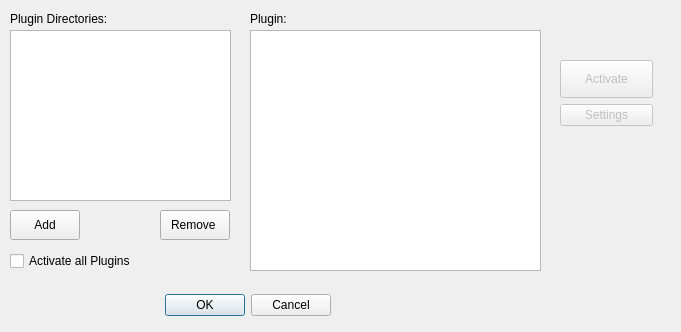
Above: source/VIEW/DIALOGS/pluginDialog.ui from BALL-Project/ball before the change. Below: the same form after it.
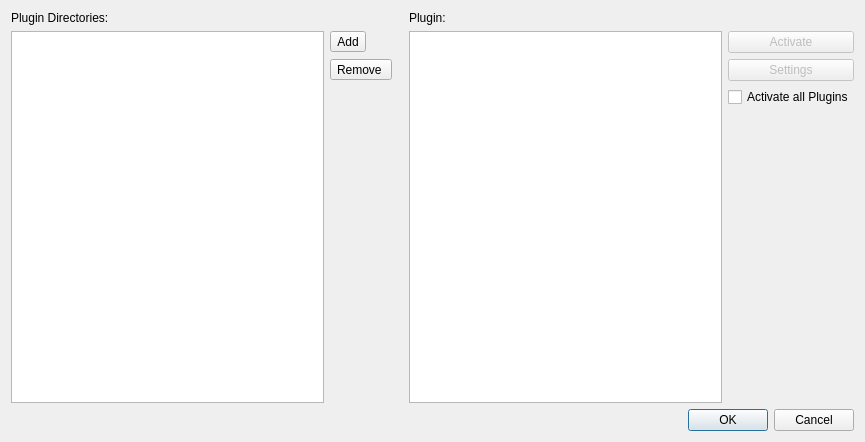
That is the form after the change. Icons and pictures are not drawn.

Commit message: Make the PluginDialog more pleasing

Diff of the .ui file:
```diff
--- a/source/VIEW/DIALOGS/pluginDialog.ui
+++ b/source/VIEW/DIALOGS/pluginDialog.ui
@@ -6,174 +6,131 @@
    <rect>
     <x>0</x>
     <y>0</y>
-    <width>681</width>
-    <height>332</height>
+    <width>865</width>
+    <height>442</height>
    </rect>
   </property>
   <property name="windowTitle">
    <string>Configure Plugins</string>
   </property>
-  <widget class="QDialogButtonBox" name="buttonBox">
-   <property name="geometry">
-    <rect>
-     <x>140</x>
-     <y>290</y>
-     <width>191</width>
-     <height>31</height>
-    </rect>
-   </property>
-   <property name="standardButtons">
-    <set>QDialogButtonBox::Cancel|QDialogButtonBox::Ok</set>
-   </property>
-  </widget>
-  <widget class="QLabel" name="label">
-   <property name="geometry">
-    <rect>
-     <x>10</x>
-     <y>10</y>
-     <width>131</width>
-     <height>18</height>
-    </rect>
-   </property>
-   <property name="text">
-    <string>Plugin Directories:</string>
-   </property>
-  </widget>
-  <widget class="QLabel" name="label_2">
-   <property name="geometry">
-    <rect>
-     <x>250</x>
-     <y>10</y>
-     <width>131</width>
-     <height>18</height>
-    </rect>
-   </property>
-   <property name="text">
-    <string>Plugin:</string>
-   </property>
-  </widget>
-  <widget class="QPushButton" name="plugin_dir_button_add">
-   <property name="enabled">
-    <bool>true</bool>
-   </property>
-   <property name="geometry">
-    <rect>
-     <x>10</x>
-     <y>210</y>
-     <width>70</width>
-     <height>30</height>
-    </rect>
-   </property>
-   <property name="sizePolicy">
-    <sizepolicy hsizetype="Minimum" vsizetype="Minimum">
-     <horstretch>0</horstretch>
-     <verstretch>0</verstretch>
-    </sizepolicy>
-   </property>
-   <property name="text">
-    <string>Add</string>
-   </property>
-   <property name="checkable">
-    <bool>false</bool>
-   </property>
-  </widget>
-  <widget class="QPushButton" name="plugin_dir_button_remove">
-   <property name="enabled">
-    <bool>true</bool>
-   </property>
-   <property name="geometry">
-    <rect>
-     <x>160</x>
-     <y>210</y>
-     <width>70</width>
-     <height>30</height>
-    </rect>
-   </property>
-   <property name="sizePolicy">
-    <sizepolicy hsizetype="Minimum" vsizetype="Minimum">
-     <horstretch>0</horstretch>
-     <verstretch>0</verstretch>
-    </sizepolicy>
-   </property>
-   <property name="text">
-    <string>Remove </string>
-   </property>
-  </widget>
-  <widget class="QListView" name="plugin_view">
-   <property name="geometry">
-    <rect>
-     <x>250</x>
-     <y>30</y>
-     <width>291</width>
-     <height>241</height>
-    </rect>
-   </property>
-  </widget>
-  <widget class="QListWidget" name="plugin_directories_view">
-   <property name="geometry">
-    <rect>
-     <x>10</x>
-     <y>30</y>
-     <width>221</width>
-     <height>171</height>
-    </rect>
-   </property>
-  </widget>
-  <widget class="QCheckBox" name="activate_all_plugins_check_box">
-   <property name="geometry">
-    <rect>
-     <x>10</x>
-     <y>250</y>
-     <width>141</width>
-     <height>22</height>
-    </rect>
-   </property>
-   <property name="text">
-    <string>Activate all Plugins</string>
-   </property>
-  </widget>
-  <widget class="QWidget" name="">
-   <property name="geometry">
-    <rect>
-     <x>560</x>
-     <y>60</y>
-     <width>93</width>
-     <height>66</height>
-    </rect>
-   </property>
-   <layout class="QVBoxLayout" name="verticalLayout">
-    <item>
-     <widget class="QPushButton" name="plugin_toggle_button">
-      <property name="enabled">
-       <bool>false</bool>
-      </property>
-      <property name="sizePolicy">
-       <sizepolicy hsizetype="Minimum" vsizetype="Minimum">
-        <horstretch>0</horstretch>
-        <verstretch>0</verstretch>
-       </sizepolicy>
-      </property>
-      <property name="text">
-       <string>Activate</string>
-      </property>
-     </widget>
-    </item>
-    <item>
-     <widget class="QPushButton" name="settings_button">
-      <property name="enabled">
-       <bool>false</bool>
-      </property>
-      <property name="text">
-       <string>Settings</string>
-      </property>
-      <property name="icon">
-       <iconset>
-        <normaloff>../../../../../../../../usr/kde/4.1/share/icons/oxygen/16x16/actions/configure.png</normaloff>../../../../../../../../usr/kde/4.1/share/icons/oxygen/16x16/actions/configure.png</iconset>
-      </property>
-     </widget>
-    </item>
-   </layout>
-  </widget>
+  <layout class="QGridLayout">
+   <item row="4" column="4">
+    <spacer name="verticalSpacer_2">
+     <property name="orientation">
+      <enum>Qt::Vertical</enum>
+     </property>
+     <property name="sizeHint" stdset="0">
+      <size>
+       <width>20</width>
+       <height>308</height>
+      </size>
+     </property>
+    </spacer>
+   </item>
+   <item row="3" column="4">
+    <widget class="QCheckBox" name="activate_all_plugins_check_box">
+     <property name="text">
+      <string>Activate all Plugins</string>
+     </property>
+    </widget>
+   </item>
+   <item row="0" column="0">
+    <widget class="QLabel" name="label">
+     <property name="text">
+      <string>Plugin Directories:</string>
+     </property>
+    </widget>
+   </item>
+   <item row="3" column="1" rowspan="2">
+    <spacer name="verticalSpacer">
+     <property name="orientation">
+      <enum>Qt::Vertical</enum>
+     </property>
+     <property name="sizeHint" stdset="0">
+      <size>
+       <width>20</width>
+       <height>333</height>
+      </size>
+     </property>
+    </spacer>
+   </item>
+   <item row="5" column="0" colspan="5">
+    <widget class="QDialogButtonBox" name="buttonBox">
+     <property name="standardButtons">
+      <set>QDialogButtonBox::Cancel|QDialogButtonBox::Ok</set>
+     </property>
+    </widget>
+   </item>
+   <item row="2" column="1">
+    <widget class="QToolButton" name="plugin_dir_button_remove">
+     <property name="enabled">
+      <bool>true</bool>
+     </property>
+     <property name="text">
+      <string>Remove </string>
+     </property>
+    </widget>
+   </item>
+   <item row="1" column="1">
+    <widget class="QToolButton" name="plugin_dir_button_add">
+     <property name="enabled">
+      <bool>true</bool>
+     </property>
+     <property name="text">
+      <string>Add</string>
+     </property>
+    </widget>
+   </item>
+   <item row="1" column="3" rowspan="4">
+    <widget class="QListView" name="plugin_view"/>
+   </item>
+   <item row="0" column="3">
+    <widget class="QLabel" name="label_2">
+     <property name="text">
+      <string>Plugin:</string>
+     </property>
+    </widget>
+   </item>
+   <item row="1" column="0" rowspan="4">
+    <widget class="QListWidget" name="plugin_directories_view"/>
+   </item>
+   <item row="3" column="2">
+    <spacer name="horizontalSpacer">
+     <property name="orientation">
+      <enum>Qt::Horizontal</enum>
+     </property>
+     <property name="sizeType">
+      <enum>QSizePolicy::Fixed</enum>
+     </property>
+     <property name="sizeHint" stdset="0">
+      <size>
+       <width>5</width>
+       <height>20</height>
+      </size>
+     </property>
+    </spacer>
+   </item>
+   <item row="2" column="4">
+    <widget class="QPushButton" name="settings_button">
+     <property name="enabled">
+      <bool>false</bool>
+     </property>
+     <property name="text">
+      <string>Settings</string>
+     </property>
+    </widget>
+   </item>
+   <item row="1" column="4">
+    <widget class="QPushButton" name="plugin_toggle_button">
+     <property name="enabled">
+      <bool>false</bool>
+     </property>
+     <property name="text">
+      <string>Activate</string>
+     </property>
+    </widget>
+   </item>
+  </layout>
  </widget>
  <resources/>
  <connections>
```
Left out of the diff: 30 changed lines with no effect on the pictures. The commit also changes 1 other file.
